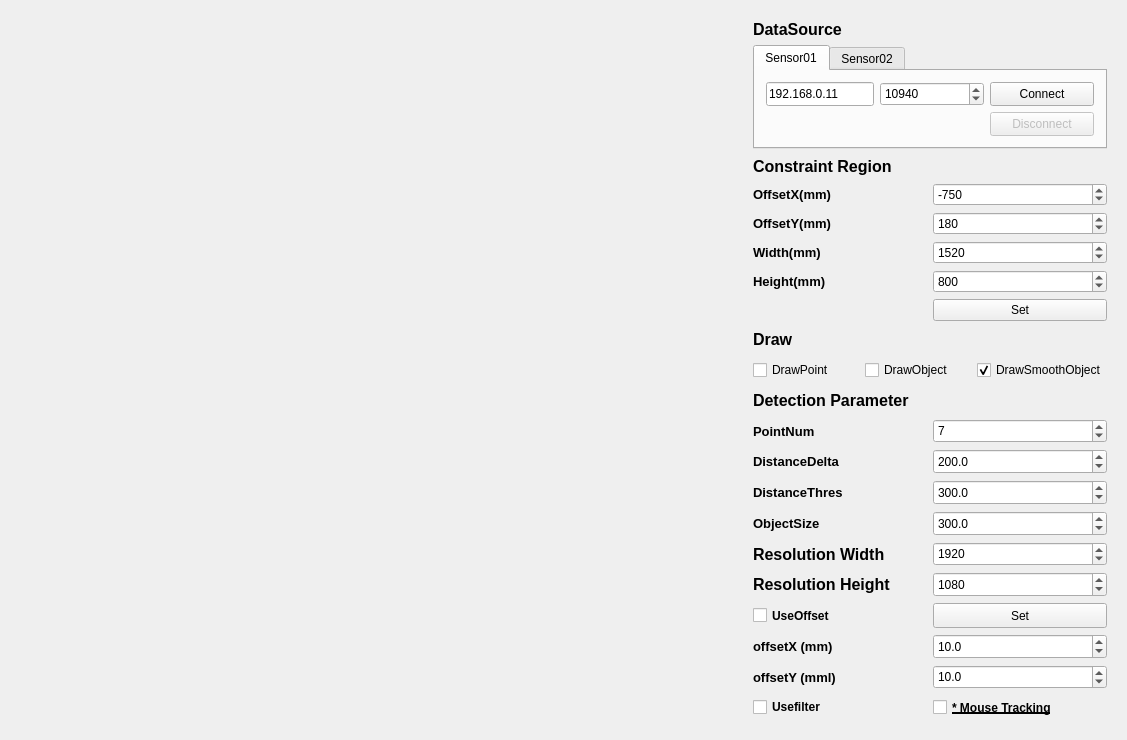
Above: QT_URG/QT_URG.ui from Zhi0927/WiserUrg before the change. Below: the same form after it.
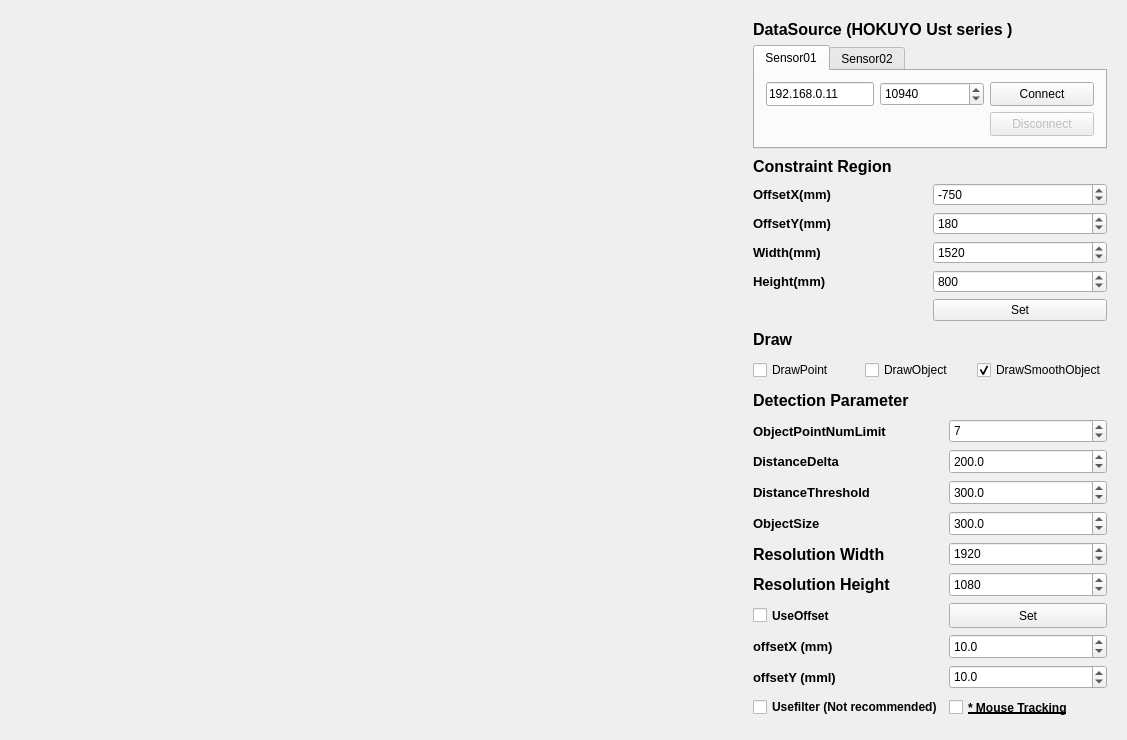
That is the form after the change. Custom widgets are drawn as their Qt base class.

```diff
--- a/QT_URG/QT_URG.ui
+++ b/QT_URG/QT_URG.ui
@@ -105,7 +105,7 @@
         </font>
        </property>
        <property name="text">
-        <string>DataSource</string>
+        <string>DataSource (HOKUYO Ust series )</string>
        </property>
       </widget>
      </item>
@@ -785,7 +785,7 @@
         </font>
        </property>
        <property name="text">
-        <string>DistanceThres</string>
+        <string>DistanceThreshold</string>
        </property>
        <property name="textFormat">
         <enum>Qt::PlainText</enum>
@@ -811,7 +811,7 @@
         </font>
        </property>
        <property name="text">
-        <string>PointNum</string>
+        <string>ObjectPointNumLimit</string>
        </property>
        <property name="textFormat">
         <enum>Qt::PlainText</enum>
@@ -1129,7 +1129,7 @@
         </font>
        </property>
        <property name="text">
-        <string>Usefilter</string>
+        <string>Usefilter (Not recommended)</string>
        </property>
       </widget>
      </item>
```
Left out of the diff: 8 changed lines with no effect on the pictures.
